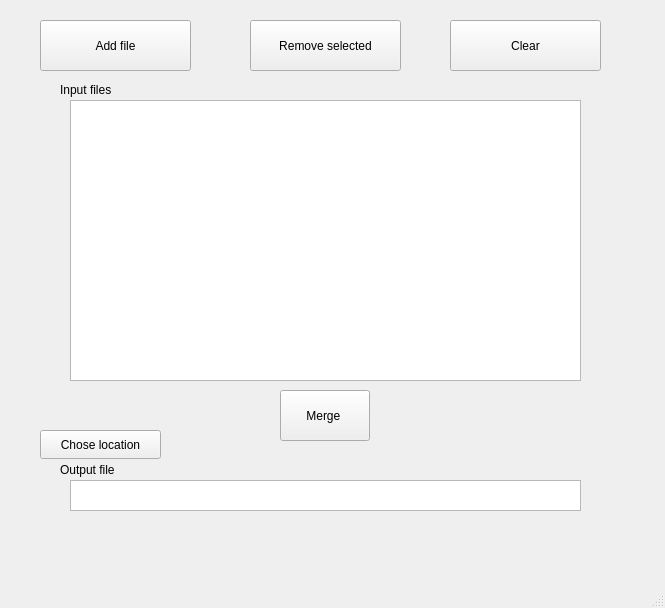
KefirAbsorber/pdf_tools, file mainwindow.ui: the form before one commit.
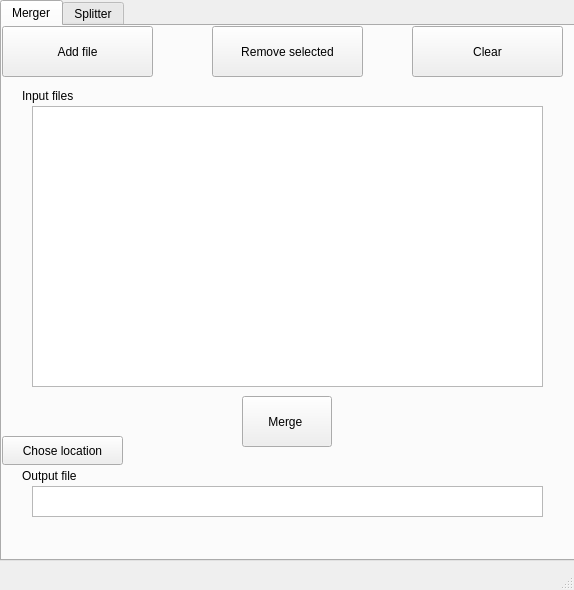
The form after the commit.

Commit message: Moved merging functionality into a tab

```diff
--- a/mainwindow.ui
+++ b/mainwindow.ui
@@ -6,19 +6,86 @@
    <rect>
     <x>0</x>
     <y>0</y>
-    <width>665</width>
-    <height>608</height>
+    <width>574</width>
+    <height>590</height>
    </rect>
   </property>
   <property name="windowTitle">
    <string>MainWindow</string>
   </property>
   <widget class="QWidget" name="centralwidget">
+   <widget class="QTabWidget" name="tabWidget">
+    <property name="geometry">
+     <rect>
+      <x>0</x>
+      <y>0</y>
+      <width>651</width>
+      <height>561</height>
+     </rect>
+    </property>
+    <property name="acceptDrops">
+     <bool>false</bool>
+    </property>
+    <property name="currentIndex">
+     <number>0</number>
+    </property>
+    <widget class="QWidget" name="tab_merger">
+     <attribute name="title">
+      <string>Merger</string>
+     </attribute>
+     <widget class="QWidget" name="widget_merger" native="true">
+      <property name="geometry">
+       <rect>
+        <x>0</x>
+        <y>0</y>
+        <width>631</width>
+        <height>511</height>
+       </rect>
+      </property>
+      <widget class="QPushButton" name="button_merge">
+       <property name="geometry">
+        <rect>
+         <x>240</x>
+         <y>370</y>
+         <width>90</width>
+         <height>51</height>
+        </rect>
+       </property>
+       <property name="text">
+        <string>Merge </string>
+       </property>
+      </widget>
+      <widget class="QLabel" name="label">
+       <property name="geometry">
+        <rect>
+         <x>20</x>
+         <y>440</y>
+         <width>91</width>
+         <height>20</height>
+        </rect>
+       </property>
+       <property name="text">
+        <string>Output file</string>
+       </property>
+      </widget>
+      <widget class="QPushButton" name="button_clearList">
+       <property name="geometry">
+        <rect>
+         <x>410</x>
+         <y>0</y>
+         <width>151</width>
+         <height>51</height>
+        </rect>
+       </property>
+       <property name="text">
+        <string>Clear</string>
+       </property>
+      </widget>
    <widget class="QPushButton" name="button_addFile">
     <property name="geometry">
      <rect>
-      <x>40</x>
-      <y>20</y>
+         <x>0</x>
+         <y>0</y>
       <width>151</width>
       <height>51</height>
      </rect>
@@ -30,8 +97,8 @@
    <widget class="QListWidget" name="list_files">
     <property name="geometry">
      <rect>
-      <x>70</x>
-      <y>100</y>
+         <x>30</x>
+         <y>80</y>
       <width>511</width>
       <height>281</height>
      </rect>
@@ -40,8 +107,8 @@
    <widget class="QPushButton" name="button_removeFile">
     <property name="geometry">
      <rect>
-      <x>250</x>
-      <y>20</y>
+         <x>210</x>
+         <y>0</y>
       <width>151</width>
       <height>51</height>
      </rect>
@@ -50,63 +117,11 @@
      <string>Remove selected</string>
     </property>
    </widget>
-   <widget class="QPushButton" name="button_clearList">
-    <property name="geometry">
-     <rect>
-      <x>450</x>
-      <y>20</y>
-      <width>151</width>
-      <height>51</height>
-     </rect>
-    </property>
-    <property name="text">
-     <string>Clear</string>
-    </property>
-   </widget>
-   <widget class="QLabel" name="label">
-    <property name="geometry">
-     <rect>
-      <x>60</x>
-      <y>460</y>
-      <width>91</width>
-      <height>20</height>
-     </rect>
-    </property>
-    <property name="text">
-     <string>Output file</string>
-    </property>
-   </widget>
-   <widget class="QPushButton" name="button_merge">
-    <property name="geometry">
-     <rect>
-      <x>280</x>
-      <y>390</y>
-      <width>90</width>
-      <height>51</height>
-     </rect>
-    </property>
-    <property name="text">
-     <string>Merge </string>
-    </property>
-   </widget>
-   <widget class="QLabel" name="label_2">
-    <property name="geometry">
-     <rect>
-      <x>60</x>
-      <y>80</y>
-      <width>91</width>
-      <height>20</height>
-     </rect>
-    </property>
-    <property name="text">
-     <string>Input files</string>
-    </property>
-   </widget>
    <widget class="QPushButton" name="button_choseLocation">
     <property name="geometry">
      <rect>
-      <x>40</x>
-      <y>430</y>
+         <x>0</x>
+         <y>410</y>
       <width>121</width>
       <height>29</height>
      </rect>
@@ -115,17 +130,48 @@
      <string>Chose location</string>
     </property>
    </widget>
+      <widget class="QLabel" name="label_2">
+       <property name="geometry">
+        <rect>
+         <x>20</x>
+         <y>60</y>
+         <width>91</width>
+         <height>20</height>
+        </rect>
+       </property>
+       <property name="text">
+        <string>Input files</string>
+       </property>
+      </widget>
    <widget class="QTextEdit" name="text_outputFile">
     <property name="geometry">
      <rect>
-      <x>70</x>
-      <y>480</y>
+         <x>30</x>
+         <y>460</y>
       <width>511</width>
       <height>31</height>
      </rect>
     </property>
    </widget>
   </widget>
+    </widget>
+    <widget class="QWidget" name="tab_splitter">
+     <attribute name="title">
+      <string>Splitter</string>
+     </attribute>
+     <widget class="QWidget" name="widget_splitter" native="true">
+      <property name="geometry">
+       <rect>
+        <x>0</x>
+        <y>0</y>
+        <width>631</width>
+        <height>531</height>
+       </rect>
+      </property>
+     </widget>
+    </widget>
+   </widget>
+  </widget>
   <widget class="QMenuBar" name="menubar">
    <property name="geometry">
     <rect>
```
Left out of the diff: 4 changed lines with no effect on the pictures. Lines whose indentation alone changed are shown as unchanged. The commit also changes 3 other files.
